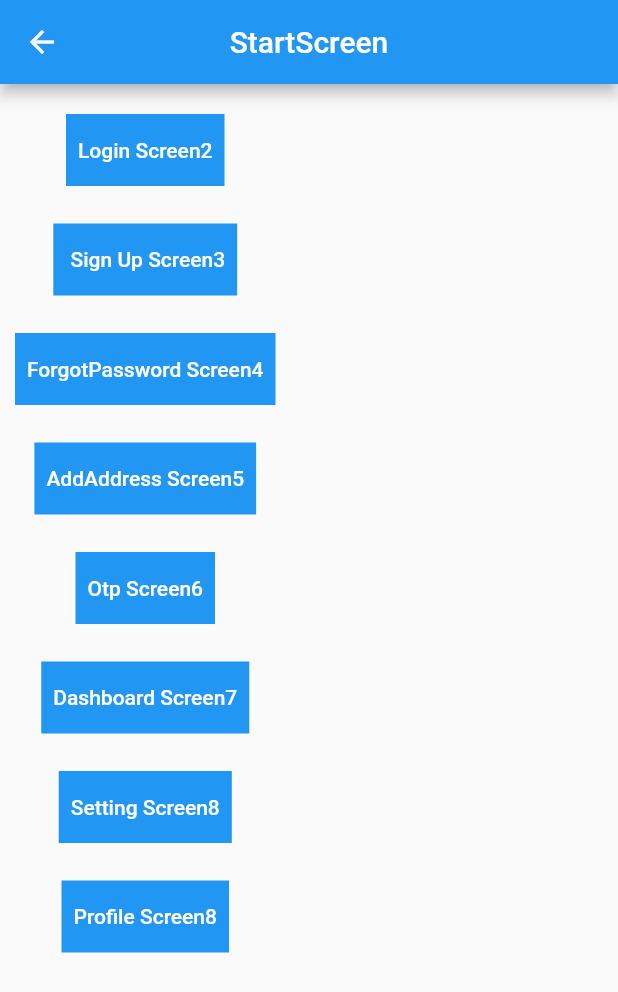
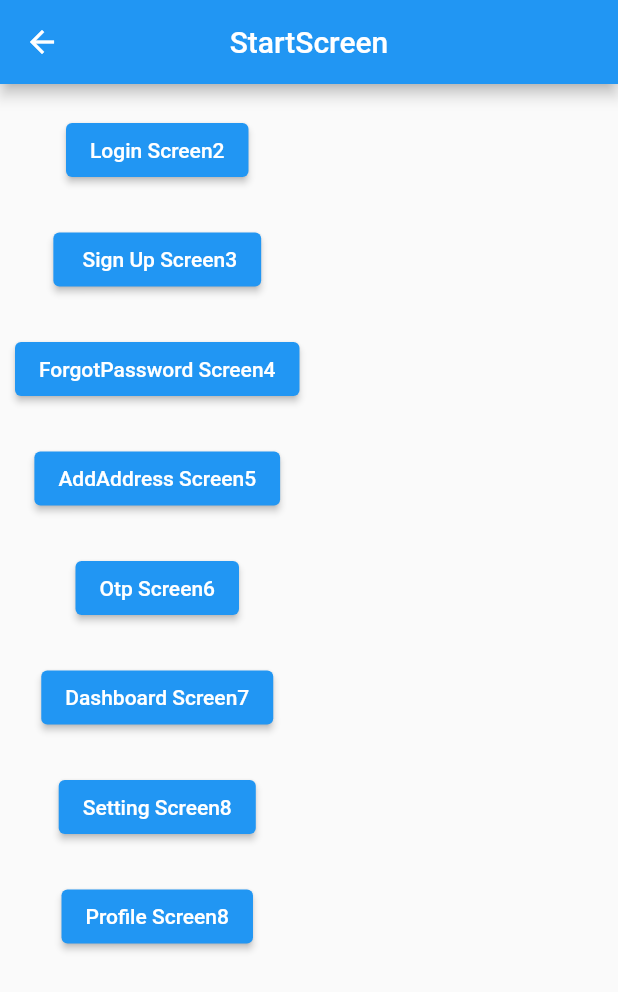
Before and after one commit to PatlollaManisha/TaskFlutterDocs, a Flutter app: the screen it shows after launch, on a phone screen of 412 x 824 dp. Shown: the top 992 px of the screen. Run offline on Flutter 3.47's test engine with Material 2 defaults, Android fonts, the light colour scheme and no system bars.

Commit message:
Navigation Changes

```diff
--- a/screen_navigation/lib/AppRoutes/app_pages.dart
+++ b/screen_navigation/lib/AppRoutes/app_pages.dart
@@ -5,6 +5,7 @@ import 'package:screen_navigation/dashboard7.dart';
 import 'package:screen_navigation/getstart1.dart';
 import 'package:screen_navigation/login2.dart';
 import 'package:screen_navigation/profile9.dart';
+import 'package:screen_navigation/settings8.dart';
 import 'package:screen_navigation/signup3.dart';
 
 
@@ -16,6 +17,7 @@ class AppPages {
       AppRoutes.signup: ((context) => const SignUpPage()),
       AppRoutes.dashboard: ((context) => const DashBoardPage()),
       AppRoutes.profile: ((context) => const ProfilePage()),
+      AppRoutes.settings: ((context) => const SettingsPage()),
     };
   }
 }
--- a/screen_navigation/lib/AppRoutes/app_routes.dart
+++ b/screen_navigation/lib/AppRoutes/app_routes.dart
@@ -6,4 +6,5 @@ class AppRoutes {
   static const String signup = "/signup";
   static const String dashboard = "/dashboard";
   static const String profile = "/profile";
+  static const String settings = "/settings";
 }
--- a/screen_navigation/lib/getstart1.dart
+++ b/screen_navigation/lib/getstart1.dart
@@ -4,9 +4,8 @@ import 'package:screen_navigation/dashboard7.dart';
 import 'package:screen_navigation/forgotpassword4.dart';
 import 'package:screen_navigation/login2.dart';
 import 'package:screen_navigation/otpScreen6.dart';
-import 'package:screen_navigation/profile9.dart';
-import 'package:screen_navigation/settings8.dart';
-import 'package:screen_navigation/signup3.dart';
+
+import 'AppRoutes/app_routes.dart';
 
 class GetStartPage extends StatefulWidget {
   const GetStartPage({super.key});
@@ -34,9 +33,7 @@ class _GetStartPageState extends State<GetStartPage> {
           Padding(
             padding:
                 const EdgeInsets.only(top: 20, bottom: 5, left: 10, right: 10),
-            child: Container(
-              color: Colors.blue,
-              child: TextButton(
+            child: ElevatedButton(
                 onPressed: () {
                   Navigator.of(context).push(MaterialPageRoute(
                       builder: ((context) => const LogInPage())));
@@ -44,28 +41,22 @@ class _GetStartPageState extends State<GetStartPage> {
                 child: const Text(
                     style: TextStyle(color: Colors.white), "Login Screen2")),
           ),
+          Padding(
+            padding:
+                const EdgeInsets.only(top: 20, bottom: 5, left: 10, right: 10),
+            child: ElevatedButton(
+                onPressed: () {
+                  /* Navigator.of(context).push(MaterialPageRoute(
+                      builder: ((context) => const SignUpPage()))); */
+                  Navigator.pushNamed(context, AppRoutes.signup);
+                },
+                child: const Text(
+                    style: TextStyle(color: Colors.white), " Sign Up Screen3")),
           ),
           Padding(
             padding:
                 const EdgeInsets.only(top: 20, bottom: 5, left: 10, right: 10),
-            child: Container(
-              color: Colors.blue,
-              child: TextButton(
-                  onPressed: () {
-                    Navigator.of(context).push(MaterialPageRoute(
-                        builder: ((context) => const SignUpPage())));
-                  },
-                  child: const Text(
-                      style: TextStyle(color: Colors.white),
-                      " Sign Up Screen3")),
-            ),
-          ),
-          Padding(
-            padding:
-                const EdgeInsets.only(top: 20, bottom: 5, left: 10, right: 10),
-            child: Container(
-              color: Colors.blue,
-              child: TextButton(
+            child: ElevatedButton(
                 onPressed: () {
                   Navigator.of(context).push(MaterialPageRoute(
                       builder: ((context) => const ForgotPasswordPage())));
@@ -74,13 +65,10 @@ class _GetStartPageState extends State<GetStartPage> {
                     style: TextStyle(color: Colors.white),
                     "ForgotPassword Screen4")),
           ),
-          ),
           Padding(
             padding:
                 const EdgeInsets.only(top: 20, bottom: 5, left: 10, right: 10),
-            child: Container(
-              color: Colors.blue,
-              child: TextButton(
+            child: ElevatedButton(
                 onPressed: () {
                   Navigator.of(context).push(MaterialPageRoute(
                       builder: ((context) => const AddAddressPage())));
@@ -89,13 +77,10 @@ class _GetStartPageState extends State<GetStartPage> {
                     style: TextStyle(color: Colors.white),
                     "AddAddress Screen5")),
           ),
-          ),
           Padding(
             padding:
                 const EdgeInsets.only(top: 20, bottom: 5, left: 10, right: 10),
-            child: Container(
-              color: Colors.blue,
-              child: TextButton(
+            child: ElevatedButton(
                 onPressed: () {
                   Navigator.of(context).push(MaterialPageRoute(
                       builder: ((context) => const OtpScreen())));
@@ -103,13 +88,10 @@ class _GetStartPageState extends State<GetStartPage> {
                 child: const Text(
                     style: TextStyle(color: Colors.white), "Otp Screen6")),
           ),
-          ),
           Padding(
             padding:
                 const EdgeInsets.only(top: 20, bottom: 5, left: 10, right: 10),
-            child: Container(
-              color: Colors.blue,
-              child: TextButton(
+            child: ElevatedButton(
                 onPressed: () {
                   Navigator.of(context).push(MaterialPageRoute(
                       builder: ((context) => const DashBoardPage())));
@@ -118,36 +100,29 @@ class _GetStartPageState extends State<GetStartPage> {
                     style: TextStyle(color: Colors.white),
                     "Dashboard Screen7")),
           ),
+          Padding(
+            padding:
+                const EdgeInsets.only(top: 20, bottom: 5, left: 10, right: 10),
+            child: ElevatedButton(
+                onPressed: () {
+                  /* Navigator.of(context).push(MaterialPageRoute(
+                      builder: ((context) => const SettingsPage()))); */
+                  Navigator.pushNamed(context, AppRoutes.settings);
+                },
+                child: const Text(
+                    style: TextStyle(color: Colors.white), "Setting Screen8")),
           ),
           Padding(
             padding:
                 const EdgeInsets.only(top: 20, bottom: 5, left: 10, right: 10),
-            child: Container(
-              color: Colors.blue,
-              child: TextButton(
+            child: ElevatedButton(
                 onPressed: () {
-                    Navigator.of(context).push(MaterialPageRoute(
-                        builder: ((context) => const SettingsPage())));
+                  /* Navigator.of(context).push(MaterialPageRoute(
+                      builder: ((context) => const ProfilePage()))); */
+                  Navigator.pushNamed(context, AppRoutes.signup);
                 },
                 child: const Text(
-                      style: TextStyle(color: Colors.white),
-                      "Setting Screen8")),
-            ),
-          ),
-          Padding(
-            padding:
-                const EdgeInsets.only(top: 20, bottom: 5, left: 10, right: 10),
-            child: Container(
-              color: Colors.blue,
-              child: TextButton(
-                  onPressed: () {
-                    Navigator.of(context).push(MaterialPageRoute(
-                        builder: ((context) => const ProfilePage())));
-                  },
-                  child: const Text(
-                      style: TextStyle(color: Colors.white),
-                      "Profile Screen8")),
-            ),
+                    style: TextStyle(color: Colors.white), "Profile Screen8")),
           ),
         ],
       ),
--- a/screen_navigation/lib/otpScreen6.dart
+++ b/screen_navigation/lib/otpScreen6.dart
@@ -28,9 +28,7 @@ class _OtpScreenState extends State<OtpScreen> {
           Padding(
             padding:
                 const EdgeInsets.only(top: 20, bottom: 5, left: 10, right: 10),
-            child: Container(
-              color: Colors.blue,
-              child: TextButton(
+            child: ElevatedButton(
                 onPressed: () {
                   Navigator.of(context).push(MaterialPageRoute(
                       builder: ((context) => const DashBoardPage())));
@@ -39,7 +37,6 @@ class _OtpScreenState extends State<OtpScreen> {
                     style: TextStyle(color: Colors.white),
                     "Dashboard Screen7")),
           ),
-          ),
         ],
         ),
     );
```
Also changed, not shown: screen_navigation/lib/dashboard7.dart (+7 -12 lines), screen_navigation/lib/forgotpassword4.dart (+12 -19 lines), screen_navigation/lib/login2.dart (+5 -8 lines), screen_navigation/lib/signup3.dart (+4 -16 lines). Lines whose indentation alone changed are shown as unchanged.
